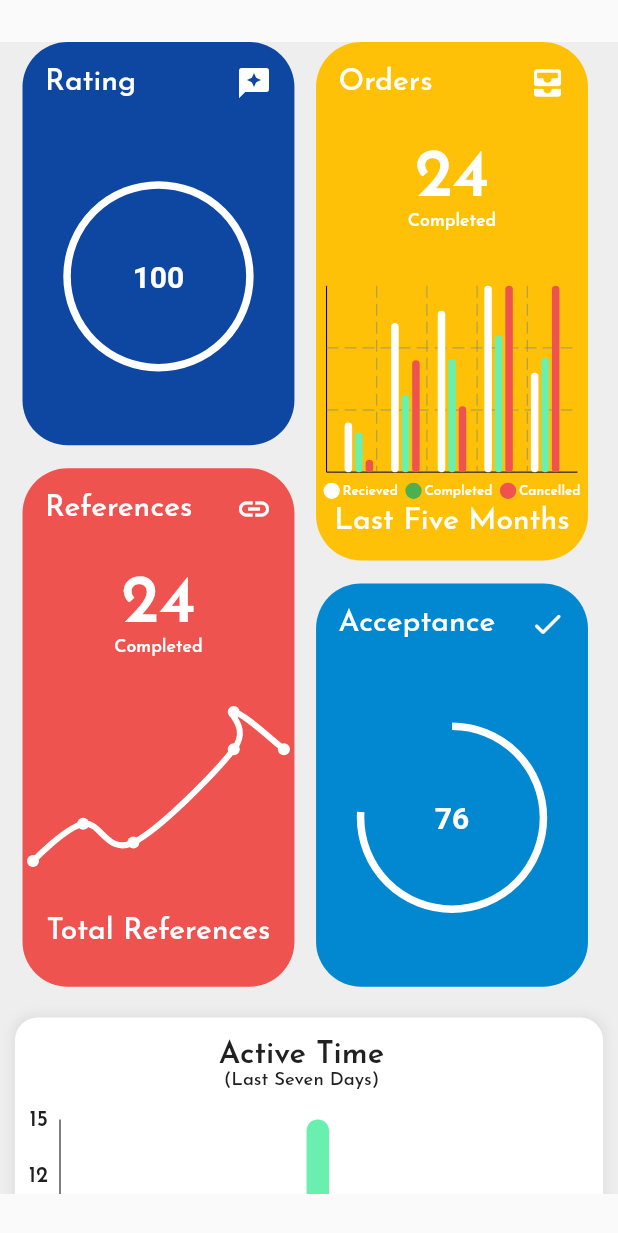
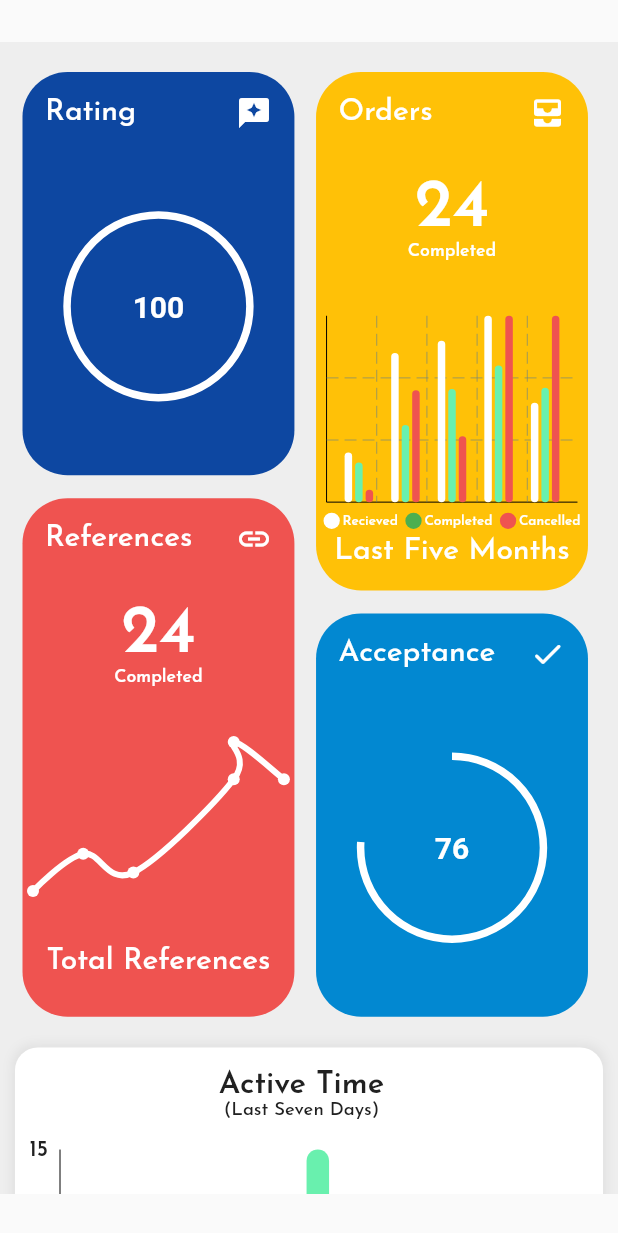
Before and after one commit to spotmies/s_partner, a Flutter app: the Offline screen opened directly with empty values, on a phone screen of 412 x 824 dp. Shown: the top 1233 px of the screen. Run offline on Flutter 3.47's test engine with Material 2 defaults, Android fonts, the phone set to English and light mode, and no system bars; drawn by our look-alikes of fl_chart, percent_indicator; our stand-ins replace animated_bottom_navigation_bar, audioplayers, carousel_slider, cloud_firestore, connectivity, firebase_auth and 23 more; missing offline and left inert: flutter_audio_recorder2, flutter_webrtc, geocoder, quick_actions; accounts and stored records are empty.

Commit message:
changes on offline

```diff
--- a/lib/home/offline.dart
+++ b/lib/home/offline.dart
@@ -14,7 +14,6 @@ class Offline extends StatefulWidget {
 }
 
 class _OfflineState extends State<Offline> {
-
   @override
   Widget build(BuildContext context) {
     final _hight = MediaQuery.of(context).size.height -
@@ -23,14 +22,14 @@ class _OfflineState extends State<Offline> {
     final _width = MediaQuery.of(context).size.width;
 
     return Scaffold(
-      body:Center(
+        body: Center(
             child: Container(
       height: _hight,
       width: _width,
       decoration: BoxDecoration(color: Colors.grey[200]),
       child: ListView(children: [
         Container(
-                  padding: EdgeInsets.only(left: 15, right: 15),
+          padding: EdgeInsets.only(left: 15, right: 15, top: 20),
           child: Row(
             children: [
               Column(
@@ -89,9 +88,7 @@ class _OfflineState extends State<Offline> {
               borderRadius: BorderRadius.circular(15),
               boxShadow: [
                 BoxShadow(
-                            color: Colors.grey[300],
-                            blurRadius: 5,
-                            spreadRadius: 2)
+                    color: Colors.grey[300], blurRadius: 5, spreadRadius: 2)
               ]),
           child: Column(
             children: [
@@ -136,9 +133,7 @@ class _OfflineState extends State<Offline> {
               borderRadius: BorderRadius.circular(15),
               boxShadow: [
                 BoxShadow(
-                            color: Colors.grey[300],
-                            blurRadius: 5,
-                            spreadRadius: 2)
+                    color: Colors.grey[300], blurRadius: 5, spreadRadius: 2)
               ]),
           child: Column(
             children: [
@@ -180,9 +175,7 @@ class _OfflineState extends State<Offline> {
           height: _width * 0.25,
         ),
       ]),
-            ))
-
-    );
+    )));
   }
 }
 
@@ -195,7 +188,7 @@ avg(List<dynamic> args) {
   }
   // log((sum/100).toString());
 
-  return sum ;
+  return sum;
 }
 
 indicator(_width) {
```
Lines whose indentation alone changed are shown as unchanged.
